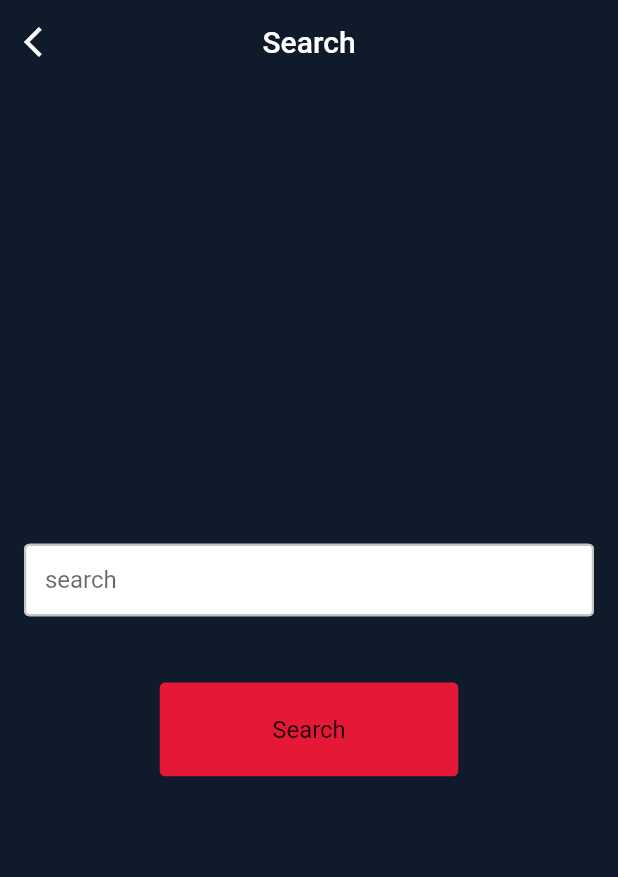
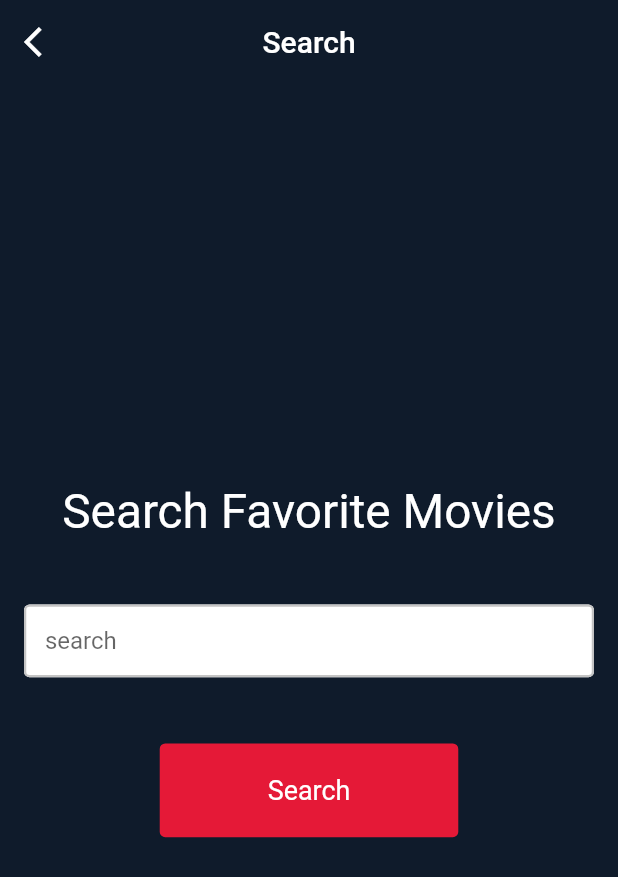
Before and after one commit to Blazebrain/interstellar_lab, a Flutter app: the SearchView screen opened by its route, on a phone screen of 412 x 824 dp. Shown: the top 877 px of the screen. Run offline on Flutter 3.47's test engine with Material 2 defaults, Android fonts, the phone set to English and light mode, and no system bars; our stand-ins replace device_preview, dio, extended_image, flutter_hooks, flutter_rating_bar, flutter_screenutil and 7 more; missing offline and left inert: lazy_load_indexed_stack; accounts and stored records are empty; Roboto replaces fonts that are missing (SF Pro Text).

Commit message:
added text for search

```diff
--- a/lib/ui/views/home/search/search_view.dart
+++ b/lib/ui/views/home/search/search_view.dart
@@ -1,3 +1,5 @@
+import 'dart:ui';
+
 import 'package:flutter/material.dart';
 import 'package:flutter_hooks/flutter_hooks.dart';
 import 'package:flutter_screenutil/flutter_screenutil.dart';
@@ -40,6 +42,14 @@ class SearchView extends HookWidget {
                 mainAxisAlignment: MainAxisAlignment.center,
                 crossAxisAlignment: CrossAxisAlignment.center,
                 children: [
+                  Text(
+                    'Search Favorite Movies',
+                    style: TextStyle(
+                      fontSize: 32.sp,
+                      color: BrandColors.whiteColor,
+                    ),
+                  ),
+                  verticalSpaceLarge,
                   ReusableTextField(
                     controller: searchController,
                     focusNode: searchFocusNode,
@@ -57,6 +67,10 @@ class SearchView extends HookWidget {
                       await viewModel.searchForMovie(searchController.text);
                     },
                     label: 'Search',
+                    labelTextStyle: TextStyle(
+                      color: BrandColors.whiteColor,
+                      fontSize: 18.sp,
+                    ),
                     customChild: viewModel.busy(searchBusyKey)
                         ? const ReusableDotProgressIndicator()
                         : null,
```
